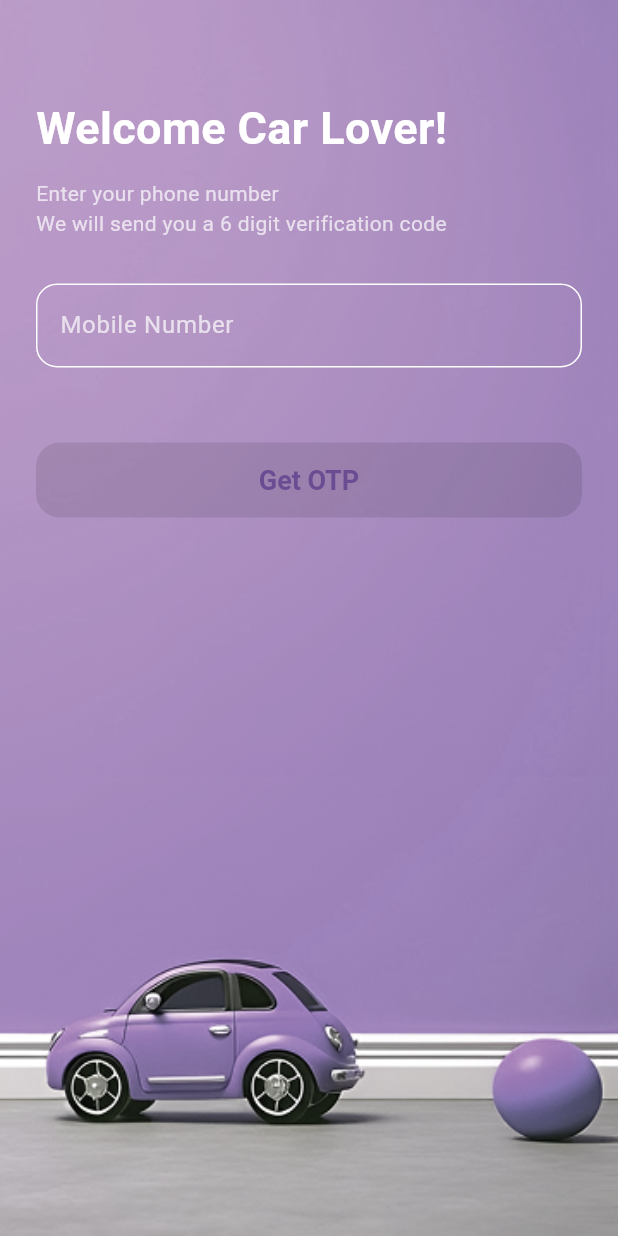
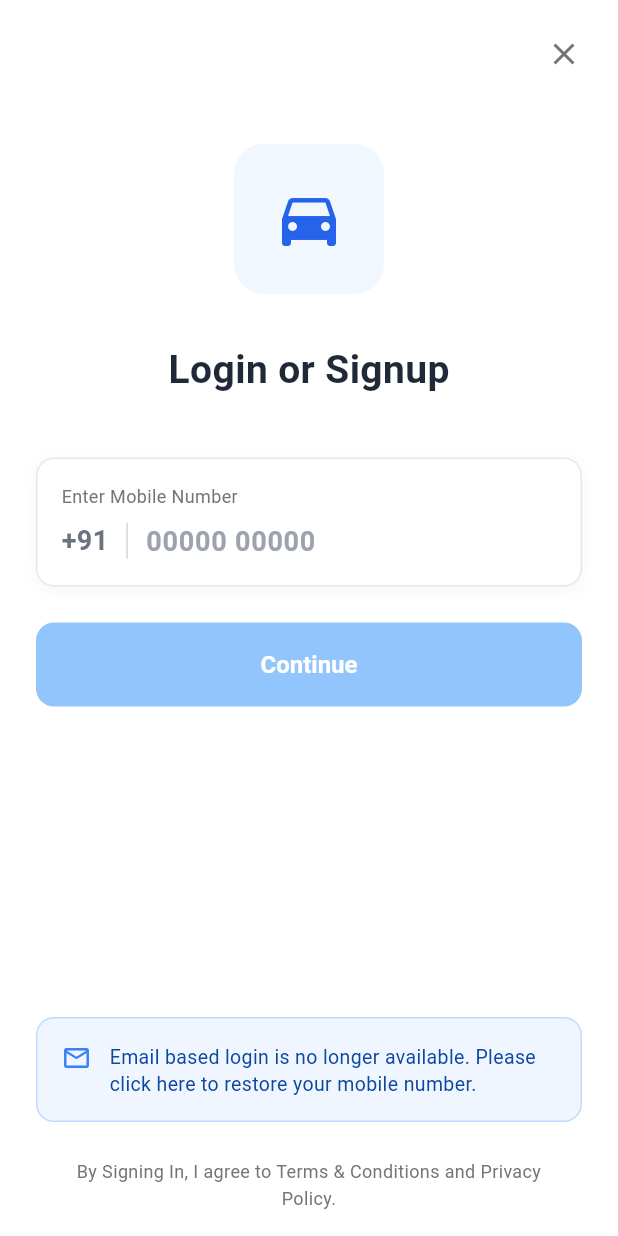
Before and after one commit to ajaysinghchoudharylive-cyber/garragge-flutter, a Flutter app: the screen it shows after launch, on a phone screen of 412 x 824 dp. Run offline on Flutter 3.47's test engine with Material 3 defaults, Android fonts, the phone set to English and light mode, and no system bars; our stand-ins replace dio, firebase_auth, firebase_core, firebase_messaging, geocoding, geolocator and 5 more; accounts and stored records are empty; generated files the repository leaves out were written again.

Commit message:
commit fix

```diff
--- a/lib/login/login_screen.dart
+++ b/lib/login/login_screen.dart
@@ -3,6 +3,9 @@ import 'package:carsbuzz/login/otp_screen.dart';
 import 'package:flutter/material.dart';
 import 'package:flutter/services.dart';
 
+/// Login Screen - converted from native fragment_login_layout.xml + FragmentLoginScreen.kt
+/// White background, app logo, "Login or Signup" header, +91 mobile input,
+/// Continue button, email notice, and T&C footer.
 class LoginScreen extends StatefulWidget {
   const LoginScreen({super.key});
 
@@ -12,7 +15,6 @@ class LoginScreen extends StatefulWidget {
 
 class _LoginScreenState extends State<LoginScreen> {
   final TextEditingController _phoneController = TextEditingController();
-
   bool _isLoading = false;
   bool _isValidPhone = false;
 
@@ -21,54 +23,43 @@ class _LoginScreenState extends State<LoginScreen> {
     super.initState();
   }
 
-  // 🔹 Sanitize input
-  String _sanitizeNumber(String number) {
-    return number
-        .replaceAll(RegExp(r'[^0-9]'), '')
-        .replaceFirst(RegExp(r'^91'), '');
-  }
-
-  // 🔹 Validate Indian phone number
   bool _isPhoneValid(String number) {
-    return RegExp(r'^[6-9]\d{9}$').hasMatch(number);
+    final cleaned = number.replaceAll(RegExp(r'\s'), '');
+    return RegExp(r'^[6-9]\d{9}$').hasMatch(cleaned);
   }
 
   void _onPhoneChanged(String value) {
-    final sanitized = _sanitizeNumber(value);
-
     setState(() {
-      _phoneController.value = TextEditingValue(
-        text: sanitized,
-        selection: TextSelection.collapsed(offset: sanitized.length),
-      );
-      _isValidPhone = _isPhoneValid(sanitized);
+      _isValidPhone = _isPhoneValid(value);
     });
   }
 
-  void _getOtp() {
-    if (!_isValidPhone) return;
+  void _onContinue() {
+    final mobileNumber = _phoneController.text.replaceAll(RegExp(r'\s'), '');
+    if (mobileNumber.length != 10 || !mobileNumber.split('').every((c) => '0123456789'.contains(c))) {
+      ScaffoldMessenger.of(context).showSnackBar(
+        const SnackBar(content: Text('Please enter a correct 10-digit phone number')),
+      );
+      return;
+    }
 
     setState(() => _isLoading = true);
 
     FirebaseAuthService.sendOTP(
-      phoneNumber: _phoneController.text,
+      phoneNumber: mobileNumber,
       onCodeSent: () {
         if (!mounted) return;
-
         setState(() => _isLoading = false);
-
         Navigator.push(
           context,
           MaterialPageRoute(
-            builder: (_) => OtpScreen(phoneNumber: _phoneController.text),
+            builder: (_) => OtpScreen(phoneNumber: mobileNumber),
           ),
         );
       },
       onError: (message) {
         if (!mounted) return;
-
         setState(() => _isLoading = false);
-
         ScaffoldMessenger.of(context).showSnackBar(
           SnackBar(content: Text(message)),
         );
@@ -85,114 +76,175 @@ class _LoginScreenState extends State<LoginScreen> {
   @override
   Widget build(BuildContext context) {
     return Scaffold(
-      body: Container(
-        decoration: const BoxDecoration(
-          image: DecorationImage(
-            image: AssetImage('assets/registration_page_background.png'),
-            fit: BoxFit.cover,
+      backgroundColor: Colors.white,
+      body: SafeArea(
+        child: Column(
+          children: [
+            // Close button (top-right)
+            Align(
+              alignment: Alignment.topRight,
+              child: Padding(
+                padding: const EdgeInsets.only(top: 16, right: 16),
+                child: GestureDetector(
+                  onTap: () => Navigator.maybePop(context),
+                  child: Container(
+                    width: 40,
+                    height: 40,
+                    padding: const EdgeInsets.all(8),
+                    child: Icon(Icons.close, color: Colors.grey.shade600, size: 24),
                   ),
-        ),
-        child: SafeArea(
-          child: Padding(
-            padding: const EdgeInsets.all(24),
-            child: Column(
-              crossAxisAlignment: CrossAxisAlignment.start,
-              children: [
-                const SizedBox(height: 40),
-
-                const Text(
-                  "Welcome Car Lover!",
-                  style: TextStyle(
-                    fontSize: 30,
-                    fontWeight: FontWeight.bold,
-                    color: Colors.white,
-                  ),
-                ),
-
-                const SizedBox(height: 12),
-
-                const Text(
-                  "Enter your phone number\nWe will send you a 6 digit verification code",
-                  style: TextStyle(color: Colors.white70),
-                ),
-
-                const SizedBox(height: 30),
-
-                // 📱 Phone Field + Stable Error
-                Column(
-                  crossAxisAlignment: CrossAxisAlignment.start,
-                  children: [
-                    TextField(
-                      controller: _phoneController,
-                      keyboardType: TextInputType.phone,
-                      maxLength: 10,
-                      style: const TextStyle(color: Colors.white),
-                      inputFormatters: [FilteringTextInputFormatter.digitsOnly],
-                      onChanged: _onPhoneChanged,
-                      decoration: InputDecoration(
-                        counterText: "",
-                        hintText: "Mobile Number",
-                        hintStyle: const TextStyle(color: Colors.white70),
-                        enabledBorder: OutlineInputBorder(
-                          borderRadius: BorderRadius.circular(14),
-                          borderSide: const BorderSide(color: Colors.white),
-                        ),
-                        focusedBorder: OutlineInputBorder(
-                          borderRadius: BorderRadius.circular(14),
-                          borderSide: const BorderSide(color: Colors.white),
-                        ),
-                        disabledBorder: OutlineInputBorder(
-                          borderRadius: BorderRadius.circular(14),
-                          borderSide: const BorderSide(color: Colors.white54),
                 ),
               ),
             ),
 
-                    // ✅ Fixed-height error message (no UI jump)
-                    SizedBox(
-                      height: 20,
-                      child:
-                          (!_isValidPhone && _phoneController.text.isNotEmpty)
-                          ? const Text(
-                              "Enter valid 10-digit mobile number",
+            Expanded(
+              child: SingleChildScrollView(
+                padding: const EdgeInsets.symmetric(horizontal: 24),
+                child: Column(
+                  children: [
+                    const SizedBox(height: 40),
+
+                    // App Logo
+                    Container(
+                      width: 100,
+                      height: 100,
+                      decoration: BoxDecoration(
+                        color: const Color(0xFFF0F7FF),
+                        borderRadius: BorderRadius.circular(20),
+                      ),
+                      child: const Icon(
+                        Icons.directions_car,
+                        size: 48,
+                        color: Color(0xFF2563EB),
+                      ),
+                    ),
+
+                    const SizedBox(height: 32),
+
+                    // Header: "Login or Signup"
+                    const Text(
+                      'Login or Signup',
                       style: TextStyle(
-                                color: Colors.redAccent,
-                                fontSize: 12,
+                        fontSize: 26,
+                        fontWeight: FontWeight.bold,
+                        color: Color(0xFF1F2937),
                       ),
-                            )
-                          : null,
+                    ),
+
+                    const SizedBox(height: 40),
+
+                    // Mobile Number Input Card
+                    Container(
+                      padding: const EdgeInsets.all(16),
+                      decoration: BoxDecoration(
+                        color: Colors.white,
+                        borderRadius: BorderRadius.circular(12),
+                        border: Border.all(color: const Color(0xFFE5E7EB)),
+                        boxShadow: [
+                          BoxShadow(
+                            color: Colors.black.withOpacity(0.04),
+                            blurRadius: 8,
+                            offset: const Offset(0, 2),
                           ),
                         ],
                       ),
+                      child: Column(
+                        crossAxisAlignment: CrossAxisAlignment.start,
+                        children: [
+                          Text(
+                            'Enter Mobile Number',
+                            style: TextStyle(
+                              fontSize: 12,
+                              color: Colors.grey.shade600,
+                            ),
+                          ),
+                          const SizedBox(height: 8),
+                          Row(
+                            children: [
+                              // +91 prefix
+                              const Text(
+                                '+91',
+                                style: TextStyle(
+                                  fontSize: 18,
+                                  fontWeight: FontWeight.w600,
+                                  color: Color(0xFF6B7280),
+                                ),
+                              ),
+                              // Divider
+                              Container(
+                                width: 1,
+                                height: 24,
+                                margin: const EdgeInsets.symmetric(horizontal: 12),
+                                color: const Color(0xFFD1D5DB),
+                              ),
+                              // Phone input
+                              Expanded(
+                                child: TextField(
+                                  controller: _phoneController,
+                                  keyboardType: TextInputType.phone,
+                                  maxLength: 10,
+                                  style: const TextStyle(
+                                    fontSize: 18,
+                                    fontWeight: FontWeight.w600,
+                                    color: Color(0xFF1F2937),
+                                  ),
+                                  inputFormatters: [
+                                    FilteringTextInputFormatter.digitsOnly,
+                                  ],
+                                  onChanged: _onPhoneChanged,
+                                  decoration: const InputDecoration(
+                                    counterText: '',
+                                    hintText: '00000 00000',
+                                    hintStyle: TextStyle(
+                                      color: Color(0xFF9CA3AF),
+                                      fontSize: 18,
+                                      fontWeight: FontWeight.w600,
+                                    ),
+                                    border: InputBorder.none,
+                                    isDense: true,
+                                    contentPadding: EdgeInsets.zero,
+                                  ),
+                                ),
+                              ),
+                            ],
+                          ),
+                        ],
+                      ),
+                    ),
 
-                const SizedBox(height: 30),
+                    const SizedBox(height: 24),
 
-                // 🔘 Get OTP Button
+                    // Continue Button
                     SizedBox(
                       width: double.infinity,
-                  height: 50,
+                      height: 56,
                       child: ElevatedButton(
+                        onPressed: (_isValidPhone && !_isLoading)
+                            ? _onContinue
+                            : null,
                         style: ElevatedButton.styleFrom(
-                      backgroundColor: _isValidPhone
-                          ? Colors.white
-                          : Colors.white54,
+                          backgroundColor: const Color(0xFF2563EB),
+                          disabledBackgroundColor: const Color(0xFF93C5FD),
                           shape: RoundedRectangleBorder(
-                        borderRadius: BorderRadius.circular(16),
+                            borderRadius: BorderRadius.circular(12),
                           ),
+                          elevation: 0,
                         ),
-                    onPressed: (_isValidPhone && !_isLoading) ? _getOtp : null,
                         child: _isLoading
                             ? const SizedBox(
-                            height: 22,
-                            width: 22,
-                            child: CircularProgressIndicator(strokeWidth: 2),
+                                width: 24,
+                                height: 24,
+                                child: CircularProgressIndicator(
+                                  strokeWidth: 2.5,
+                                  color: Colors.white,
+                                ),
                               )
                             : const Text(
-                            "Get OTP",
+                                'Continue',
                                 style: TextStyle(
-                              fontSize: 18,
+                                  fontSize: 16,
                                   fontWeight: FontWeight.bold,
-                              color: Color(0xFF6A4C93),
+                                  color: Colors.white,
                                 ),
                               ),
                       ),
@@ -201,6 +253,50 @@ class _LoginScreenState extends State<LoginScreen> {
                 ),
               ),
             ),
+
+            // Email Notice Banner (bottom area)
+            Container(
+              margin: const EdgeInsets.symmetric(horizontal: 24, vertical: 8),
+              padding: const EdgeInsets.all(16),
+              decoration: BoxDecoration(
+                color: const Color(0xFFEFF6FF),
+                borderRadius: BorderRadius.circular(12),
+                border: Border.all(color: const Color(0xFFBFDBFE)),
+              ),
+              child: Row(
+                crossAxisAlignment: CrossAxisAlignment.start,
+                children: [
+                  const Icon(Icons.mail_outline, color: Color(0xFF3B82F6), size: 20),
+                  const SizedBox(width: 12),
+                  Expanded(
+                    child: Text(
+                      'Email based login is no longer available. Please click here to restore your mobile number.',
+                      style: TextStyle(
+                        fontSize: 13,
+                        color: Colors.blue.shade900,
+                        height: 1.4,
+                      ),
+                    ),
+                  ),
+                ],
+              ),
+            ),
+
+            // Footer: T&C
+            Padding(
+              padding: const EdgeInsets.symmetric(horizontal: 32, vertical: 16),
+              child: Text(
+                'By Signing In, I agree to Terms & Conditions and Privacy Policy.',
+                textAlign: TextAlign.center,
+                style: TextStyle(
+                  fontSize: 12,
+                  color: Colors.grey.shade600,
+                  height: 1.5,
+                ),
+              ),
+            ),
+          ],
+        ),
       ),
     );
   }
--- a/lib/sellcar/sell_car_dashboard.dart
+++ b/lib/sellcar/sell_car_dashboard.dart
@@ -47,14 +47,16 @@ class _SellCarDashboardState extends State<SellCarDashboard> {
   @override
   Widget build(BuildContext context) {
     return SafeArea(
-      child: CustomScrollView(
-        slivers: [
-          SliverToBoxAdapter(child: _buildHeader()),
-          SliverToBoxAdapter(child: _buildBanner()),
-          SliverToBoxAdapter(child: _buildQuickActions()),
-          SliverToBoxAdapter(child: _buildHowItWorksSection()),
-          SliverToBoxAdapter(child: _buildWhySellWithUs()),
-        ],
+      child: SingleChildScrollView(
+        child: Column(
+          children: [
+            _buildHeader(),
+            _buildBanner(),
+            _buildQuickActions(),
+            _buildHowItWorksSection(),
+            _buildWhySellWithUs(),
+          ],
+        ),
       ),
     );
   }
--- a/lib/sellcar/sell_car_home_screen.dart
+++ b/lib/sellcar/sell_car_home_screen.dart
@@ -52,6 +52,7 @@ class _SellCarHomeScreenState extends State<SellCarHomeScreen> {
   }
 
   Widget _buildBody() {
+    try {
       switch (_currentIndex) {
         case 0:
           return SellCarDashboard(
@@ -71,6 +72,9 @@ class _SellCarHomeScreenState extends State<SellCarHomeScreen> {
             onSellCarTap: () => _onTabTapped(2),
             onBuyCarTap: () => setState(() => _currentIndex = 1),
           );
+      }
+    } catch (e) {
+      return Center(child: Text('Error: $e'));
     }
   }
 
```
Lines whose indentation alone changed are shown as unchanged.
